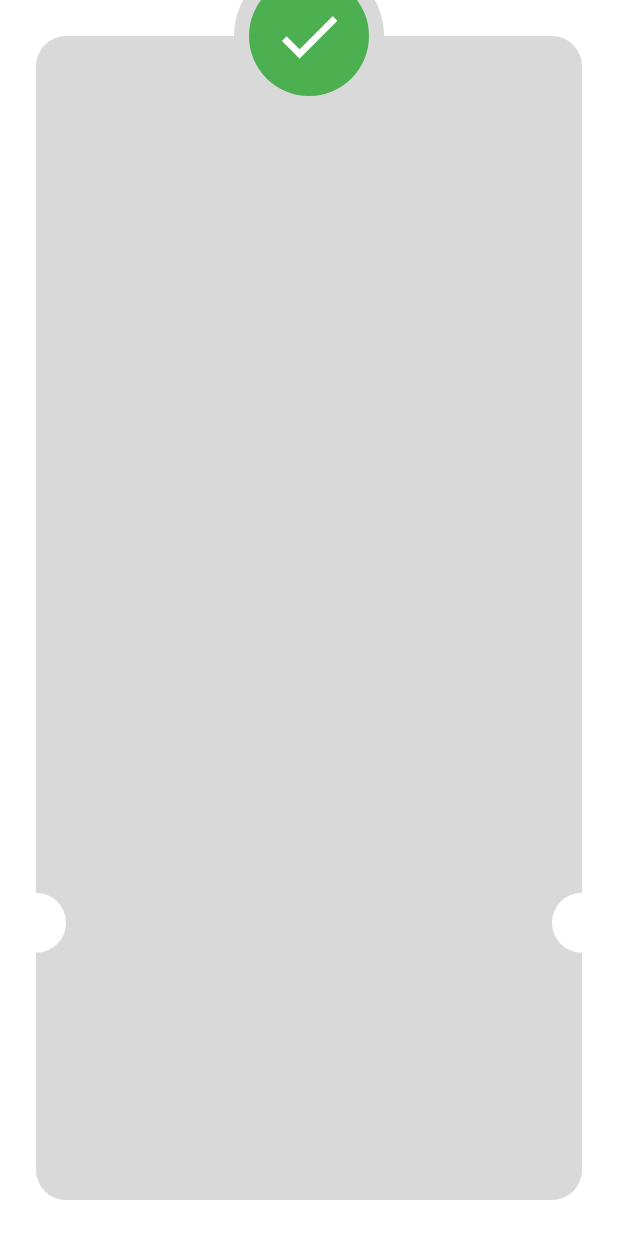
After one commit to radwaadel17/Payment_app, a Flutter app: the ThankYouView screen opened directly, on a phone screen of 412 x 824 dp. The commit adds this screen. Run offline on Flutter 3.47's test engine with Material 3 defaults, Android fonts, the phone set to English and light mode, and no system bars; our stand-ins replace flutter_credit_card.

Commit message:
create container of thank you view

```diff
--- /dev/null
+++ b/app/lib/features/payment_details/presentation/views/thank_you_view.dart
@@ -0,0 +1,13 @@
+import 'package:app/features/payment_details/presentation/views/widgets/thank_you_view_body.dart';
+import 'package:flutter/material.dart';
+
+class ThankYouView extends StatelessWidget {
+  const ThankYouView({super.key});
+
+  @override
+  Widget build(BuildContext context) {
+    return const Scaffold(
+    body: ThankYouViewBody(),
+    );
+  }
+}
--- a/app/lib/features/payment_details/presentation/views/widgets/custom_credit_cart.dart
+++ b/app/lib/features/payment_details/presentation/views/widgets/custom_credit_cart.dart
@@ -1,4 +1,5 @@
 import 'package:app/features/my_cart/presentation/views/widgets/custom_button.dart';
+import 'package:app/features/payment_details/presentation/views/thank_you_view.dart';
 import 'package:flutter/material.dart';
 import 'package:flutter_credit_card/flutter_credit_card.dart';
 
@@ -15,7 +16,7 @@ class _CustomCreditCardState extends State<CustomCreditCard> {
   bool showBackView = false;
 
   final GlobalKey<FormState> formKey = GlobalKey();
-  AutovalidateMode autovalidateMode = AutovalidateMode.disabled ;
+  AutovalidateMode autovalidateMode = AutovalidateMode.disabled;
 
   @override
   Widget build(BuildContext context) {
@@ -37,31 +38,36 @@ class _CustomCreditCardState extends State<CustomCreditCard> {
               cardHolderName: cardHolderName,
               cvvCode: cvvCode,
               // ignore: avoid_types_as_parameter_names, non_constant_identifier_names
-            onCreditCardModelChange: (CreditCardModel){
-              cardNumber = CreditCardModel.cardNumber ;
-              expiryDate = CreditCardModel.expiryDate ;
-              cvvCode = CreditCardModel.cvvCode ;
-              showBackView = CreditCardModel.isCvvFocused ;
+              onCreditCardModelChange: (CreditCardModel) {
+                cardNumber = CreditCardModel.cardNumber;
+                expiryDate = CreditCardModel.expiryDate;
+                cvvCode = CreditCardModel.cvvCode;
+                showBackView = CreditCardModel.isCvvFocused;
                 cardHolderName = CreditCardModel.cardHolderName;
-              setState(() {
-
-              });
+                setState(() {});
               },
               formKey: formKey),
-           const Spacer(flex: 2,),
-            CustomButton(onPressed: (){
-              if(formKey.currentState!.validate()){
+          const Spacer(
+            flex: 2,
+          ),
+          CustomButton(
+            onPressed: () {
+              if (formKey.currentState!.validate()) {
                 formKey.currentState!.save();
+              } else {
+                Navigator.of(context)
+                    .push(MaterialPageRoute(builder: (context) {
+                  return const ThankYouView();
+                }));
+                autovalidateMode = AutovalidateMode.always;
+                setState(() {});
               }
-              else{
-               autovalidateMode = AutovalidateMode.always;
-               setState(() {
-
-               });
-              }
-            }, txt: 'Pay',),
-           const Spacer(flex: 1,),
-
+            },
+            txt: 'Pay',
+          ),
+          const Spacer(
+            flex: 1,
+          ),
         ],
       ),
     );
--- /dev/null
+++ b/app/lib/features/payment_details/presentation/views/widgets/thank_you_view_body.dart
@@ -0,0 +1,57 @@
+import 'package:app/core/utils/device_size.dart';
+import 'package:flutter/material.dart';
+
+class ThankYouViewBody extends StatelessWidget {
+  const ThankYouViewBody({super.key});
+
+  @override
+  Widget build(BuildContext context) {
+    return SafeArea(
+      child: Padding(
+        padding: const EdgeInsets.all(24),
+        child: Stack(
+          clipBehavior: Clip.none,
+          children: [
+            Container(
+              decoration: BoxDecoration(
+                color: const Color(0xffD9D9D9),
+                borderRadius: BorderRadius.circular(20),
+              ),
+            ),
+            Positioned(
+              left: -20,
+              bottom: context.screenHeight * 0.2,
+              child: const CircleAvatar(
+                backgroundColor: Colors.white,
+              ),
+            ),
+            Positioned(
+              right: -20,
+              bottom: context.screenHeight * 0.2,
+              child: const CircleAvatar(
+                backgroundColor: Colors.white,
+              ),
+            ),
+            const Positioned(
+                right: 0,
+                left: 0,
+                top: -50,
+                child: CircleAvatar(
+                  radius: 50,
+                  backgroundColor: Color(0xffD9D9D9),
+                  child: CircleAvatar(
+                    radius: 40,
+                    backgroundColor: Colors.green,
+                    child: Icon(
+                      size: 50,
+                      color: Colors.white,
+                      Icons.check,
+                    ),
+                  ),
+                )),
+          ],
+        ),
+      ),
+    );
+  }
+}
```
Lines whose indentation alone changed are shown as unchanged.
